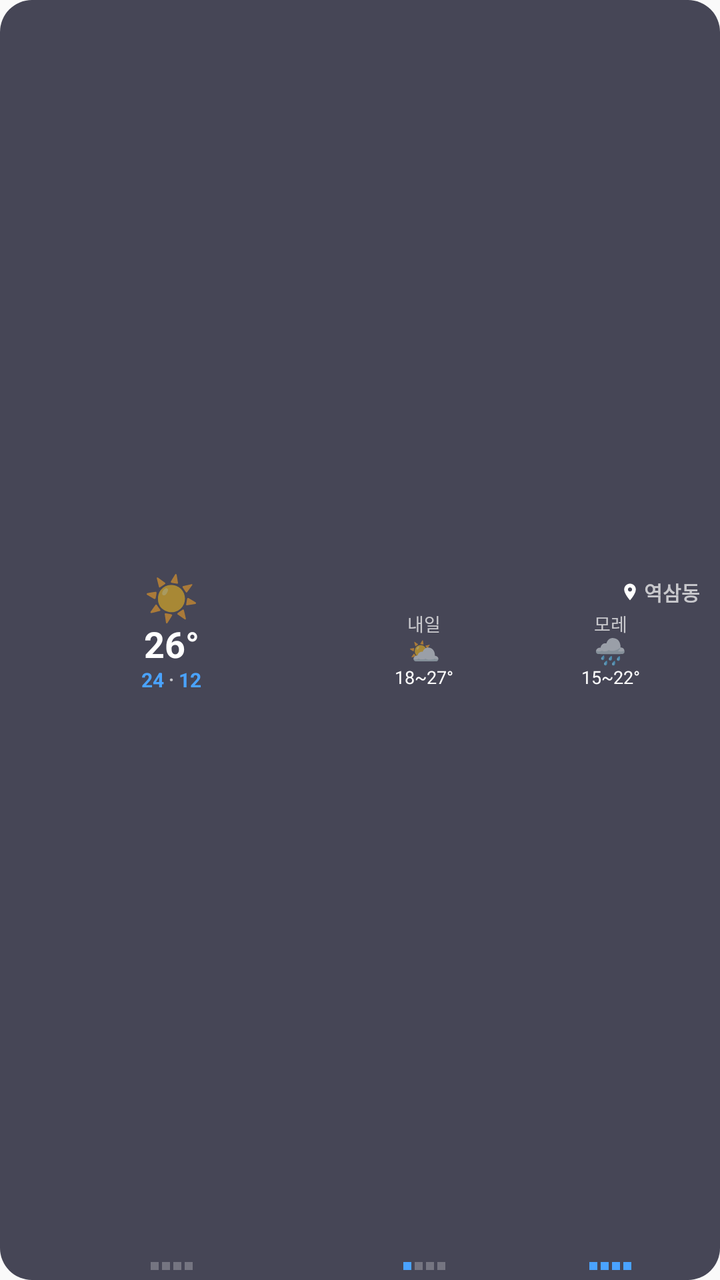
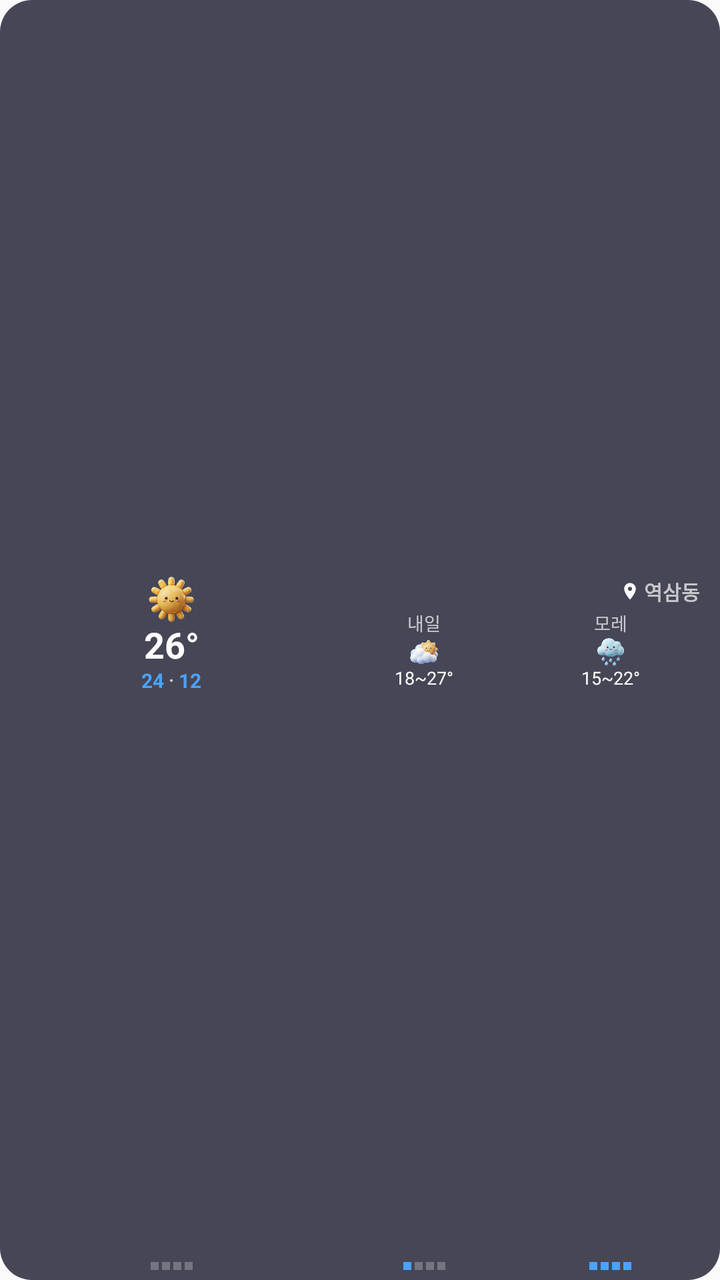

The first picture is an Android layout as it rendered before a commit; the second is the same layout after the commit. The layout source and the unified diff follow.
<!-- AndroidManifest.xml: application theme android:Theme.Material.Light.NoActionBar -->
<!-- res/layout/widget_preview.xml -->
<?xml version="1.0" encoding="utf-8"?>
<LinearLayout xmlns:android="http://schemas.android.com/apk/res/android"
    xmlns:tools="http://schemas.android.com/tools"
    android:layout_width="match_parent"
    android:layout_height="match_parent"
    android:orientation="vertical"
    android:background="@drawable/preview_widget_bg"
    android:paddingLeft="10dp"
    android:paddingRight="10dp"
    android:paddingTop="5dp"
    android:paddingBottom="5dp"
    android:gravity="center_vertical"
    tools:ignore="SpUsage">

    
    <LinearLayout
        android:layout_width="match_parent"
        android:layout_height="0dp"
        android:layout_weight="1"
        android:orientation="horizontal"
        android:gravity="center_vertical">

        
        <LinearLayout
            android:layout_width="0dp"
            android:layout_height="match_parent"
            android:layout_weight="5"
            android:orientation="vertical"
            android:gravity="center">

            <TextView
                android:layout_width="wrap_content"
                android:layout_height="wrap_content"
                android:text="☀️"
                android:textSize="22dp"
                android:includeFontPadding="false" />

            <TextView
                android:layout_width="wrap_content"
                android:layout_height="wrap_content"
                android:text="26°"
                android:textColor="#FFFFFF"
                android:textSize="18dp"
                android:textStyle="bold"
                android:singleLine="true"
                android:includeFontPadding="false" />

            
            <LinearLayout
                android:layout_width="wrap_content"
                android:layout_height="wrap_content"
                android:orientation="horizontal"
                android:gravity="center"
                android:paddingTop="1dp">
                <TextView
                    android:layout_width="wrap_content"
                    android:layout_height="wrap_content"
                    android:text="24"
                    android:textColor="#4AA3FF"
                    android:textSize="10dp"
                    android:textStyle="bold"
                    android:includeFontPadding="false" />
                <TextView
                    android:layout_width="wrap_content"
                    android:layout_height="wrap_content"
                    android:text=" · "
                    android:textColor="#B3FFFFFF"
                    android:textSize="9dp"
                    android:textStyle="bold"
                    android:includeFontPadding="false" />
                <TextView
                    android:layout_width="wrap_content"
                    android:layout_height="wrap_content"
                    android:text="12"
                    android:textColor="#4AA3FF"
                    android:textSize="10dp"
                    android:textStyle="bold"
                    android:includeFontPadding="false" />
            </LinearLayout>
        </LinearLayout>

        <View
            android:layout_width="6dp"
            android:layout_height="match_parent" />

        
        <LinearLayout
            android:layout_width="0dp"
            android:layout_height="match_parent"
            android:layout_weight="6"
            android:orientation="vertical"
            android:gravity="center_vertical">

            
            <LinearLayout
                android:layout_width="match_parent"
                android:layout_height="wrap_content"
                android:orientation="horizontal"
                android:gravity="end|center_vertical"
                android:paddingBottom="2dp">

                <ImageView
                    android:layout_width="10dp"
                    android:layout_height="10dp"
                    android:src="@drawable/ic_location_pin"
                    android:contentDescription="위치"
                    android:layout_marginEnd="2dp" />

                <TextView
                    android:layout_width="wrap_content"
                    android:layout_height="wrap_content"
                    android:text="역삼동"
                    android:textColor="#B3FFFFFF"
                    android:textSize="10dp"
                    android:textStyle="bold"
                    android:singleLine="true"
                    android:includeFontPadding="false" />
            </LinearLayout>

            
            <LinearLayout
                android:layout_width="match_parent"
                android:layout_height="wrap_content"
                android:orientation="horizontal"
                android:gravity="center_vertical">

                
                <LinearLayout
                    android:layout_width="0dp"
                    android:layout_height="wrap_content"
                    android:layout_weight="1"
                    android:orientation="vertical"
                    android:gravity="center">

                    <TextView
                        android:layout_width="wrap_content"
                        android:layout_height="wrap_content"
                        android:text="내일"
                        android:textColor="#B3FFFFFF"
                        android:textSize="9dp"
                        android:singleLine="true"
                        android:includeFontPadding="false" />

                    <TextView
                        android:layout_width="wrap_content"
                        android:layout_height="wrap_content"
                        android:text="⛅"
                        android:textSize="13dp"
                        android:includeFontPadding="false" />

                    <TextView
                        android:layout_width="wrap_content"
                        android:layout_height="wrap_content"
                        android:text="18~27°"
                        android:textColor="#FFFFFF"
                        android:textSize="9dp"
                        android:singleLine="true"
                        android:includeFontPadding="false" />
                </LinearLayout>

                <View
                    android:layout_width="4dp"
                    android:layout_height="match_parent" />

                
                <LinearLayout
                    android:layout_width="0dp"
                    android:layout_height="wrap_content"
                    android:layout_weight="1"
                    android:orientation="vertical"
                    android:gravity="center">

                    <TextView
                        android:layout_width="wrap_content"
                        android:layout_height="wrap_content"
                        android:text="모레"
                        android:textColor="#B3FFFFFF"
                        android:textSize="9dp"
                        android:singleLine="true"
                        android:includeFontPadding="false" />

                    <TextView
                        android:layout_width="wrap_content"
                        android:layout_height="wrap_content"
                        android:text="🌧️"
                        android:textSize="13dp"
                        android:includeFontPadding="false" />

                    <TextView
                        android:layout_width="wrap_content"
                        android:layout_height="wrap_content"
                        android:text="15~22°"
                        android:textColor="#FFFFFF"
                        android:textSize="9dp"
                        android:singleLine="true"
                        android:includeFontPadding="false" />
                </LinearLayout>

            </LinearLayout>

        </LinearLayout>

    </LinearLayout>

    <View
        android:layout_width="match_parent"
        android:layout_height="3dp" />

    
    <LinearLayout
        android:layout_width="match_parent"
        android:layout_height="wrap_content"
        android:orientation="horizontal"
        android:gravity="center_vertical">

        
        <LinearLayout
            android:layout_width="0dp"
            android:layout_height="wrap_content"
            android:layout_weight="5"
            android:gravity="center">

            <LinearLayout
                android:layout_width="wrap_content"
                android:layout_height="wrap_content"
                android:orientation="horizontal"
                android:gravity="center">
                <View android:layout_width="4dp" android:layout_height="4dp" android:background="#40FFFFFF" android:layout_marginEnd="1.5dp" />
                <View android:layout_width="4dp" android:layout_height="4dp" android:background="#40FFFFFF" android:layout_marginEnd="1.5dp" />
                <View android:layout_width="4dp" android:layout_height="4dp" android:background="#40FFFFFF" android:layout_marginEnd="1.5dp" />
                <View android:layout_width="4dp" android:layout_height="4dp" android:background="#40FFFFFF" />
            </LinearLayout>
        </LinearLayout>

        <View
            android:layout_width="6dp"
            android:layout_height="4dp" />

        
        <LinearLayout
            android:layout_width="0dp"
            android:layout_height="wrap_content"
            android:layout_weight="6"
            android:orientation="horizontal"
            android:gravity="center_vertical">

            
            <LinearLayout
                android:layout_width="0dp"
                android:layout_height="wrap_content"
                android:layout_weight="1"
                android:gravity="center">

                <LinearLayout
                    android:layout_width="wrap_content"
                    android:layout_height="wrap_content"
                    android:orientation="horizontal"
                    android:gravity="center">
                    <View android:layout_width="4dp" android:layout_height="4dp" android:background="#4AA3FF" android:layout_marginEnd="1.5dp" />
                    <View android:layout_width="4dp" android:layout_height="4dp" android:background="#40FFFFFF" android:layout_marginEnd="1.5dp" />
                    <View android:layout_width="4dp" android:layout_height="4dp" android:background="#40FFFFFF" android:layout_marginEnd="1.5dp" />
                    <View android:layout_width="4dp" android:layout_height="4dp" android:background="#40FFFFFF" />
                </LinearLayout>
            </LinearLayout>

            <View
                android:layout_width="4dp"
                android:layout_height="4dp" />

            
            <LinearLayout
                android:layout_width="0dp"
                android:layout_height="wrap_content"
                android:layout_weight="1"
                android:gravity="center">

                <LinearLayout
                    android:layout_width="wrap_content"
                    android:layout_height="wrap_content"
                    android:orientation="horizontal"
                    android:gravity="center">
                    <View android:layout_width="4dp" android:layout_height="4dp" android:background="#4AA3FF" android:layout_marginEnd="1.5dp" />
                    <View android:layout_width="4dp" android:layout_height="4dp" android:background="#4AA3FF" android:layout_marginEnd="1.5dp" />
                    <View android:layout_width="4dp" android:layout_height="4dp" android:background="#4AA3FF" android:layout_marginEnd="1.5dp" />
                    <View android:layout_width="4dp" android:layout_height="4dp" android:background="#4AA3FF" />
                </LinearLayout>
            </LinearLayout>

        </LinearLayout>

    </LinearLayout>

</LinearLayout>
<!-- resources referenced by this layout -->
<resources>
  <!-- drawable ic_location_pin (drawable) -->
  <vector xmlns:android="http://schemas.android.com/apk/res/android"
      android:width="12dp"
      android:height="12dp"
      android:viewportWidth="24"
      android:viewportHeight="24">
      <path
          android:fillColor="#FFFFFFFF"
          android:pathData="M12,2C8.13,2 5,5.13 5,9c0,5.25 7,13 7,13s7,-7.75 7,-13c0,-3.87 -3.13,-7 -7,-7zM12,11.5c-1.38,0 -2.5,-1.12 -2.5,-2.5s1.12,-2.5 2.5,-2.5 2.5,1.12 2.5,2.5 -1.12,2.5 -2.5,2.5z"/>
  </vector>
  <!-- drawable preview_widget_bg (drawable) -->
  <?xml version="1.0" encoding="utf-8"?>
  <shape xmlns:android="http://schemas.android.com/apk/res/android"
      android:shape="rectangle">
      <solid android:color="#CC1A1A2E" />
      <corners android:radius="16dp" />
  </shape>
</resources>

<!-- the commit's change to res/layout/widget_preview.xml (unified diff, before → after) -->
@@ -28,12 +28,12 @@
             android:orientation="vertical"
             android:gravity="center">
 
-            <TextView
-                android:layout_width="wrap_content"
-                android:layout_height="wrap_content"
-                android:text="☀️"
-                android:textSize="22dp"
-                android:includeFontPadding="false" />
+            <ImageView
+                android:layout_width="26dp"
+                android:layout_height="26dp"
+                android:src="@drawable/ic_weather_clear"
+                android:contentDescription="맑음"
+                android:scaleType="fitCenter" />
 
             <TextView
                 android:layout_width="wrap_content"
@@ -141,12 +141,12 @@
                         android:singleLine="true"
                         android:includeFontPadding="false" />
 
-                    <TextView
-                        android:layout_width="wrap_content"
-                        android:layout_height="wrap_content"
-                        android:text="⛅"
-                        android:textSize="13dp"
-                        android:includeFontPadding="false" />
+                    <ImageView
+                        android:layout_width="16dp"
+                        android:layout_height="16dp"
+                        android:src="@drawable/ic_weather_cloudy"
+                        android:contentDescription="구름많음"
+                        android:scaleType="fitCenter" />
 
                     <TextView
                         android:layout_width="wrap_content"
@@ -179,12 +179,12 @@
                         android:singleLine="true"
                         android:includeFontPadding="false" />
 
-                    <TextView
-                        android:layout_width="wrap_content"
-                        android:layout_height="wrap_content"
-                        android:text="🌧️"
-                        android:textSize="13dp"
-                        android:includeFontPadding="false" />
+                    <ImageView
+                        android:layout_width="16dp"
+                        android:layout_height="16dp"
+                        android:src="@drawable/ic_weather_rain"
+                        android:contentDescription="비"
+                        android:scaleType="fitCenter" />
 
                     <TextView
                         android:layout_width="wrap_content"
<!-- resource entries referenced after the edit -->
@@ -10,6 +10,9 @@
           android:fillColor="#FFFFFFFF"
           android:pathData="M12,2C8.13,2 5,5.13 5,9c0,5.25 7,13 7,13s7,-7.75 7,-13c0,-3.87 -3.13,-7 -7,-7zM12,11.5c-1.38,0 -2.5,-1.12 -2.5,-2.5s1.12,-2.5 2.5,-2.5 2.5,1.12 2.5,2.5 -1.12,2.5 -2.5,2.5z"/>
   </vector>
+  <!-- drawable ic_weather_clear: png bitmap (drawable, 39019 bytes) -->
+  <!-- drawable ic_weather_cloudy: png bitmap (drawable, 31209 bytes) -->
+  <!-- drawable ic_weather_rain: png bitmap (drawable, 30800 bytes) -->
   <!-- drawable preview_widget_bg (drawable) -->
   <?xml version="1.0" encoding="utf-8"?>
   <shape xmlns:android="http://schemas.android.com/apk/res/android"
